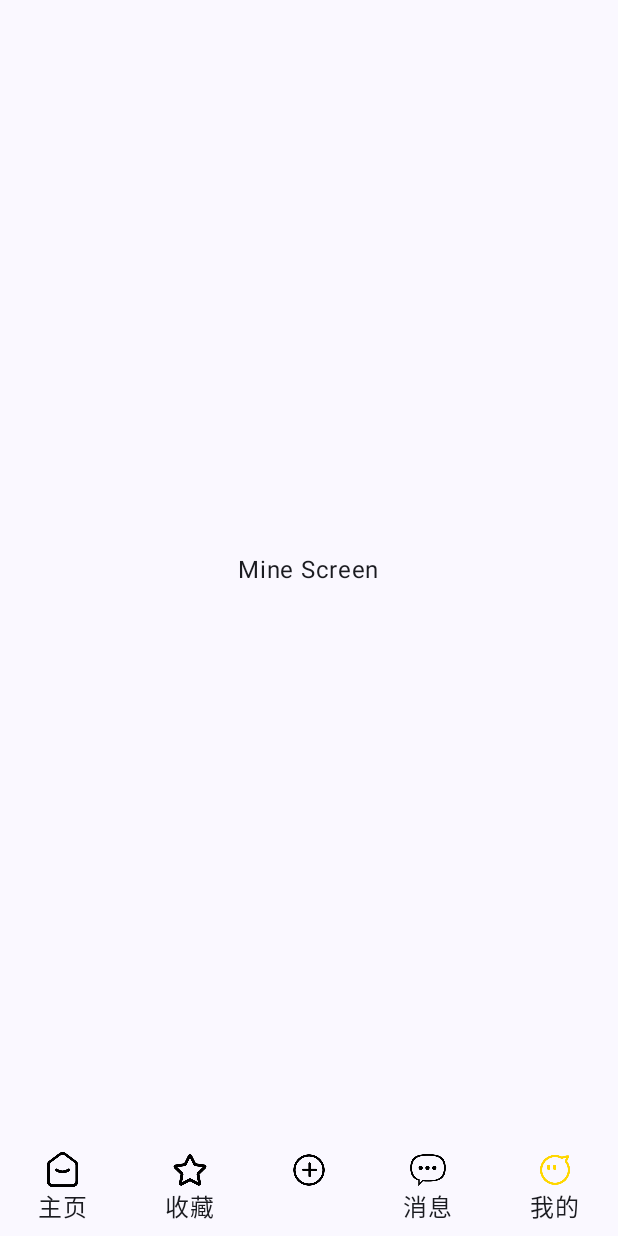
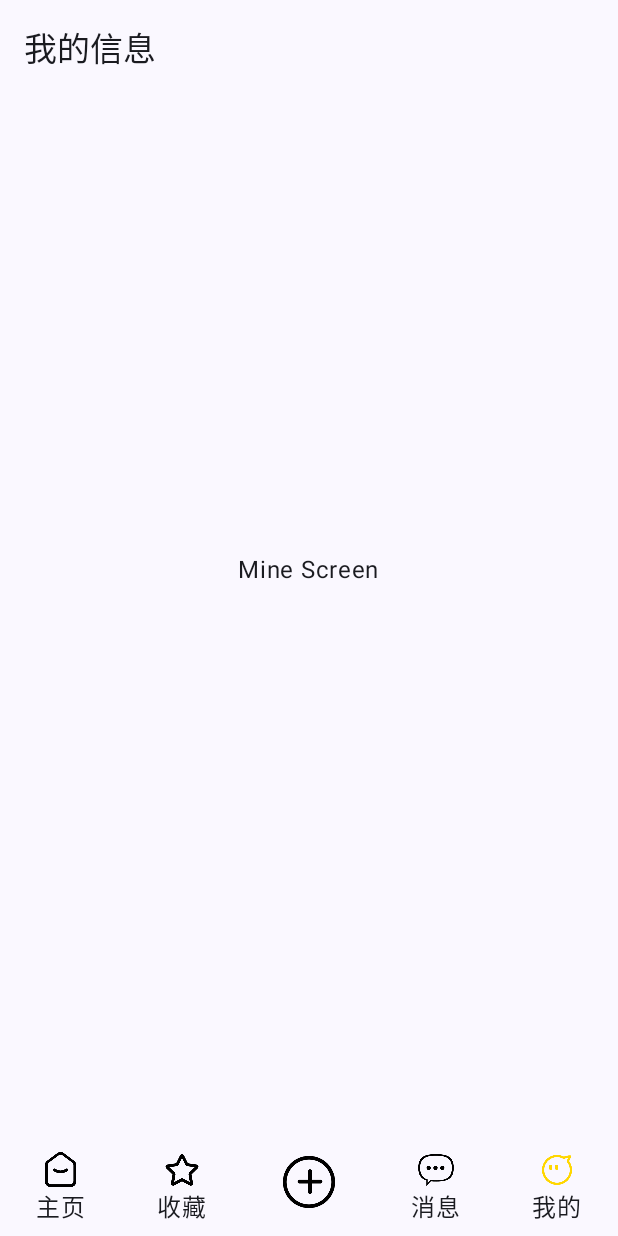
Before and after one commit to 1916737714/SecondHandTradeSystem, an Android app built with Jetpack Compose: the composable MainContent shown on its own in the app's theme, after a tap on "我的", on a phone screen of 412 x 824 dp. Run offline under Robolectric (Android 15) with nearby library versions, the phone set to English and light mode, and no system bars; 3 other taps on this screen came first.

Commit message:
完成模块设计

```diff
--- a/app/src/main/java/ScreenPage.kt
+++ b/app/src/main/java/ScreenPage.kt
@@ -24,7 +24,7 @@ sealed class ScreenPage(
 
     object Capture : ScreenPage(
         route = "add",
-        resId = R.string.str_main_title_add,//不修改为空，app闪退，资源未找到
+        //resId = R.string.str_main_title_add,//不修改为空，app闪退，资源未找到
         iconSelect = R.drawable.add,
         iconUnselect = R.drawable.add,
         isShowText = false
--- a/app/src/main/java/com/example/andoirdsecondhandtradingsystem/MainActivity.kt
+++ b/app/src/main/java/com/example/andoirdsecondhandtradingsystem/MainActivity.kt
@@ -1,5 +1,5 @@
 package com.example.andoirdsecondhandtradingsystem
-
+//当你完成一个模块或者是什么的时候或者是代码修改了，记得提交到远程仓库
 import ScreenPage
 import android.annotation.SuppressLint
 import android.os.Bundle
@@ -106,10 +106,23 @@ class MainActivity : ComponentActivity() {
 fun MainContent() {
     var selectedScreen by remember { mutableStateOf<ScreenPage>(ScreenPage.Home) }
 
+    var topBarTitle by remember { mutableStateOf("Home") }  // 用于存储顶部标题
+
     Scaffold(
+        topBar = {
+            TopBar(title = topBarTitle) // 显示顶部导航栏
+        },
         bottomBar = {
             BottomNavigationBar(selectedScreen) { screen ->
                 selectedScreen = screen
+                // 更新 topBarTitle
+                topBarTitle = when (screen) {
+                    ScreenPage.Home -> "首页"
+                    ScreenPage.Love -> "收藏"
+                    ScreenPage.Capture -> "Capture"
+                    ScreenPage.Message -> "消息"
+                    ScreenPage.Mine -> "我的信息"
+                }
             }
         }
     ) { paddingValues ->
@@ -133,6 +146,16 @@ fun MainContent() {
     }
 }
 
+@OptIn(ExperimentalMaterial3Api::class)
+@Composable
+fun TopBar(title: String) {
+    TopAppBar(
+        title = { Text(text =title) },
+    )
+}
+
+
+
 @Composable
 fun BottomNavigationBar(selectedScreen: ScreenPage, onScreenSelected: (ScreenPage) -> Unit) {
     BottomNavigation {
@@ -147,8 +170,9 @@ fun BottomNavigationBar(selectedScreen: ScreenPage, onScreenSelected: (ScreenPag
                     icon = { color -> // 接受颜色参数
                         Icon(
                             painter = painterResource(id = screen.iconSelect),
-                            contentDescription = stringResource(id = screen.resId),
-                            modifier = Modifier.size(24.dp),
+                            contentDescription = if (screen.resId != 0) stringResource(id = screen.resId) else null,
+                            modifier = if (screen.resId != 0) Modifier.size(24.dp) else Modifier.size(40.dp),
+
                             tint = color // 使用传递的颜色
                         )
                     },
```
